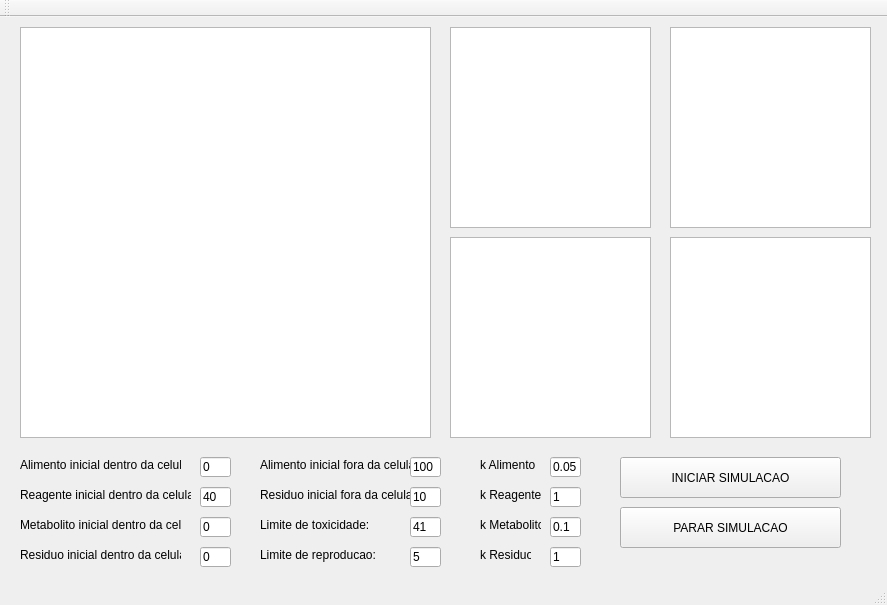
vultor33/BacteriaGraphic, file maincontrol.ui: the form before one commit.
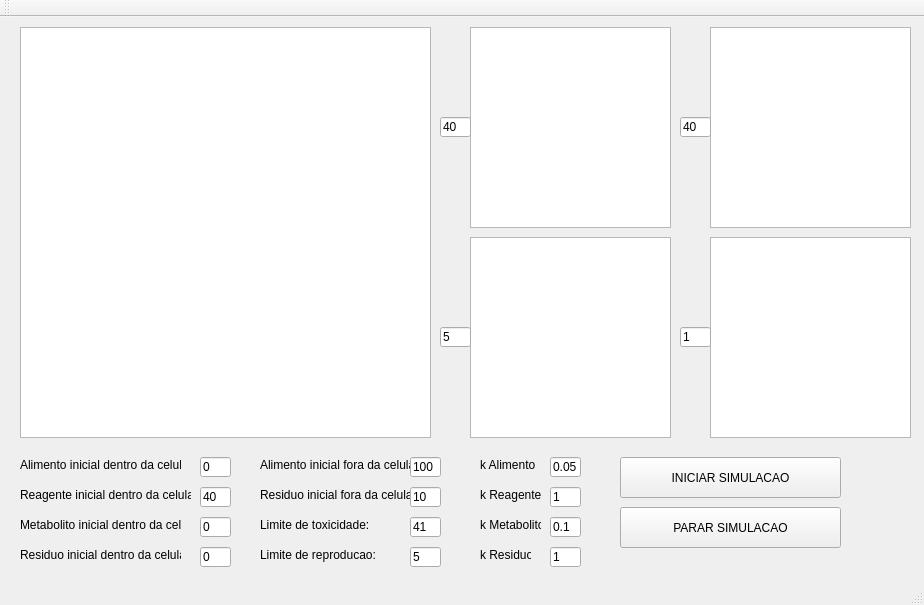
The form after the commit.

Diff of the .ui file:
```diff
--- a/maincontrol.ui
+++ b/maincontrol.ui
@@ -6,7 +6,7 @@
    <rect>
     <x>0</x>
     <y>0</y>
-    <width>887</width>
+    <width>924</width>
     <height>605</height>
    </rect>
   </property>
@@ -27,7 +27,7 @@
    <widget class="QGraphicsView" name="plotReagente">
     <property name="geometry">
      <rect>
-      <x>670</x>
+      <x>710</x>
       <y>10</y>
       <width>201</width>
       <height>201</height>
@@ -63,7 +63,7 @@
    <widget class="QGraphicsView" name="plotResiduo">
     <property name="geometry">
      <rect>
-      <x>670</x>
+      <x>710</x>
       <y>220</y>
       <width>201</width>
       <height>201</height>
@@ -73,7 +73,7 @@
    <widget class="QGraphicsView" name="plotAlimento">
     <property name="geometry">
      <rect>
-      <x>450</x>
+      <x>470</x>
       <y>10</y>
       <width>201</width>
       <height>201</height>
@@ -83,7 +83,7 @@
    <widget class="QGraphicsView" name="plotMetabolito">
     <property name="geometry">
      <rect>
-      <x>450</x>
+      <x>470</x>
       <y>220</y>
       <width>201</width>
       <height>201</height>
@@ -402,6 +402,58 @@
      <string>1</string>
     </property>
    </widget>
+   <widget class="QLineEdit" name="lineScaleReagente">
+    <property name="geometry">
+     <rect>
+      <x>680</x>
+      <y>100</y>
+      <width>31</width>
+      <height>20</height>
+     </rect>
+    </property>
+    <property name="text">
+     <string>40</string>
+    </property>
+   </widget>
+   <widget class="QLineEdit" name="lineScaleResiduo">
+    <property name="geometry">
+     <rect>
+      <x>680</x>
+      <y>310</y>
+      <width>31</width>
+      <height>20</height>
+     </rect>
+    </property>
+    <property name="text">
+     <string>1</string>
+    </property>
+   </widget>
+   <widget class="QLineEdit" name="lineScaleAlimento">
+    <property name="geometry">
+     <rect>
+      <x>440</x>
+      <y>100</y>
+      <width>31</width>
+      <height>20</height>
+     </rect>
+    </property>
+    <property name="text">
+     <string>40</string>
+    </property>
+   </widget>
+   <widget class="QLineEdit" name="lineScaleMetabolito">
+    <property name="geometry">
+     <rect>
+      <x>440</x>
+      <y>310</y>
+      <width>31</width>
+      <height>20</height>
+     </rect>
+    </property>
+    <property name="text">
+     <string>5</string>
+    </property>
+   </widget>
   </widget>
   <widget class="QMenuBar" name="menuBar">
    <property name="geometry">
```
Left out of the diff: 2 changed lines with no effect on the pictures.
